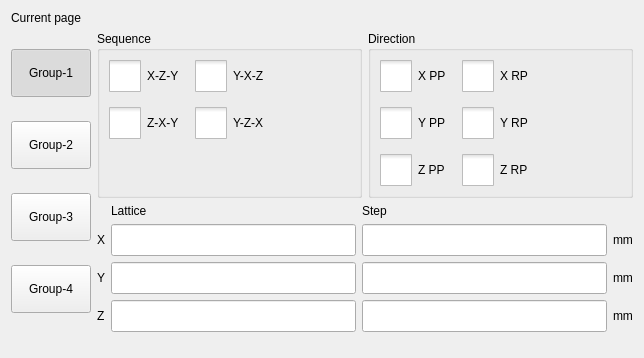
This is hcsettings/ichcstackedsettingsframe.ui in GaussCheng/2-5AxisPunch as Qt 5 draws it before an edit. The edited form follows.
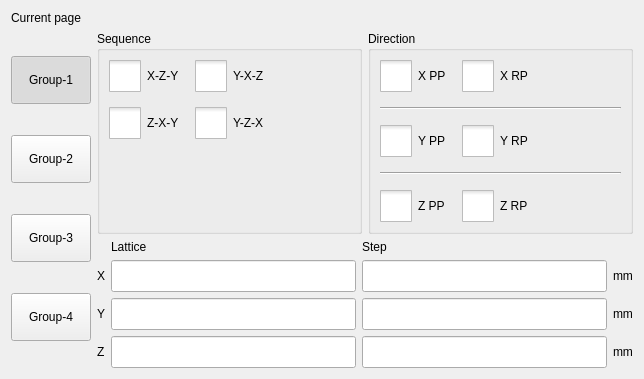
This is the edited form. Icons and pictures are not drawn. Custom widgets are drawn as their Qt base class.

```diff
--- a/hcsettings/ichcstackedsettingsframe.ui
+++ b/hcsettings/ichcstackedsettingsframe.ui
@@ -294,32 +294,6 @@
         <property name="verticalSpacing">
          <number>15</number>
         </property>
-        <item row="0" column="1">
-         <widget class="QCheckBox" name="xRPCheckBox">
-          <property name="styleSheet">
-           <string notr="true">::indicator {
-     width: 32px;
-     height: 32px;
- }
-
-::indicator:unchecked 
-{
-     image: url(:/resource/check_unchecked.png);
- }
-::indicator:checked 
-{
-     image: url(:/resource/check_checked.png);
- }
-</string>
-          </property>
-          <property name="text">
-           <string>X RP</string>
-          </property>
-          <attribute name="buttonGroup">
-           <string>buttonGroup_3</string>
-          </attribute>
-         </widget>
-        </item>
         <item row="0" column="0">
          <widget class="QCheckBox" name="xPPCheckBox">
           <property name="styleSheet">
@@ -346,8 +320,8 @@
           </attribute>
          </widget>
         </item>
-        <item row="1" column="1">
-         <widget class="QCheckBox" name="yRPCheckBox">
+        <item row="0" column="1">
+         <widget class="QCheckBox" name="xRPCheckBox">
           <property name="styleSheet">
            <string notr="true">::indicator {
      width: 32px;
@@ -365,14 +339,14 @@
 </string>
           </property>
           <property name="text">
-           <string>Y RP</string>
+           <string>X RP</string>
           </property>
           <attribute name="buttonGroup">
-           <string>buttonGroup_4</string>
+           <string>buttonGroup_3</string>
           </attribute>
          </widget>
         </item>
-        <item row="1" column="0">
+        <item row="2" column="0">
          <widget class="QCheckBox" name="yPPCheckBox">
           <property name="styleSheet">
            <string notr="true">::indicator {
@@ -399,7 +373,7 @@
          </widget>
         </item>
         <item row="2" column="1">
-         <widget class="QCheckBox" name="zRPCheckBox">
+         <widget class="QCheckBox" name="yRPCheckBox">
           <property name="styleSheet">
            <string notr="true">::indicator {
      width: 32px;
@@ -417,14 +391,14 @@
 </string>
           </property>
           <property name="text">
-           <string>Z RP</string>
+           <string>Y RP</string>
           </property>
           <attribute name="buttonGroup">
-           <string>buttonGroup_5</string>
+           <string>buttonGroup_4</string>
           </attribute>
          </widget>
         </item>
-        <item row="2" column="0">
+        <item row="4" column="0">
          <widget class="QCheckBox" name="zPPCheckBox">
           <property name="styleSheet">
            <string notr="true">::indicator {
@@ -450,6 +424,46 @@
           </attribute>
          </widget>
         </item>
+        <item row="4" column="1">
+         <widget class="QCheckBox" name="zRPCheckBox">
+          <property name="styleSheet">
+           <string notr="true">::indicator {
+     width: 32px;
+     height: 32px;
+ }
+
+::indicator:unchecked 
+{
+     image: url(:/resource/check_unchecked.png);
+ }
+::indicator:checked 
+{
+     image: url(:/resource/check_checked.png);
+ }
+</string>
+          </property>
+          <property name="text">
+           <string>Z RP</string>
+          </property>
+          <attribute name="buttonGroup">
+           <string>buttonGroup_5</string>
+          </attribute>
+         </widget>
+        </item>
+        <item row="1" column="0" colspan="2">
+         <widget class="Line" name="line">
+          <property name="orientation">
+           <enum>Qt::Horizontal</enum>
+          </property>
+         </widget>
+        </item>
+        <item row="3" column="0" colspan="2">
+         <widget class="Line" name="line_2">
+          <property name="orientation">
+           <enum>Qt::Horizontal</enum>
+          </property>
+         </widget>
+        </item>
        </layout>
       </widget>
      </item>
```
